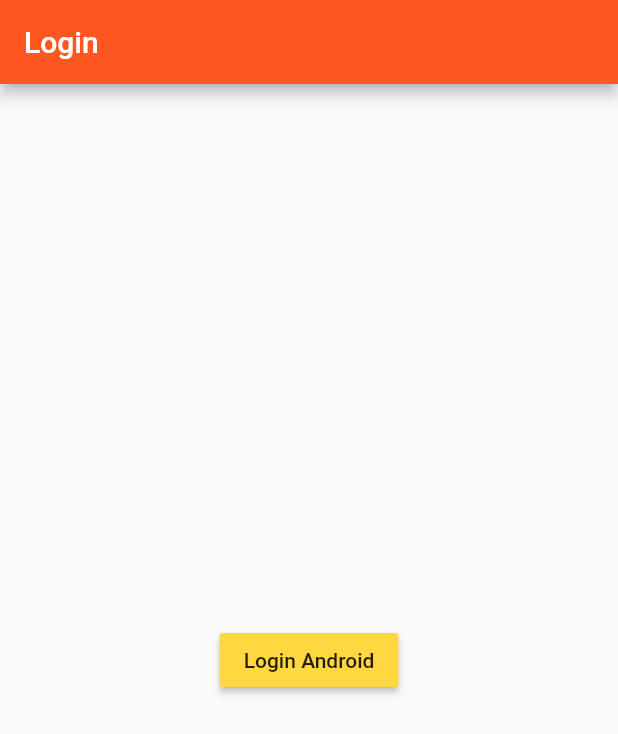
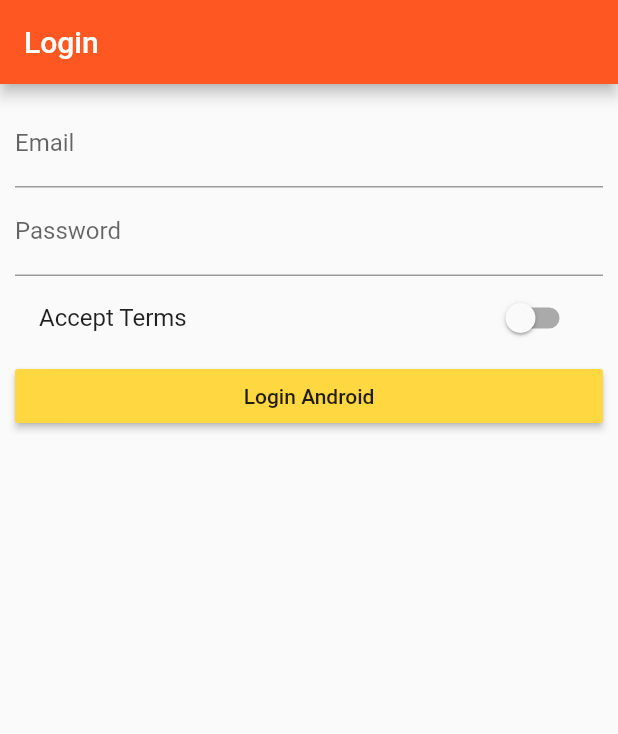
Before and after one commit to PratikVishwakarma/FlutterWeb, a Flutter app: the screen it shows after launch, on a phone screen of 412 x 824 dp. Shown: the top 734 px of the screen. Run offline on Flutter 3.47's test engine with Material 2 defaults, Android fonts, the light colour scheme and no system bars.

Commit message:
responsive list for web

```diff
--- a/lib/main.dart
+++ b/lib/main.dart
@@ -21,7 +21,7 @@ class MyApp extends StatefulWidget {
 }
 
 class _MyAppState extends State<MyApp> {
-  final List<Map<String, String>> _products = [];
+  final List<Map<String, dynamic>> _products = [];
 
   @override
   Widget build(BuildContext context) {
@@ -34,18 +34,14 @@ class _MyAppState extends State<MyApp> {
           primarySwatch: Colors.deepOrange,
           accentColor: Colors.deepPurple),
       routes: {
-        Constant.NAVIGATION_ADMIN: (context) => ProductsAdminPage(),
-        Constant.NAVIGATION_PRODUCTS: (context) =>
-            ProductsPage(_products, _addProduct, _actionOnItem),
+        Constant.NAVIGATION_ADMIN: (context) => ProductsAdminPage(_addProduct),
+        Constant.NAVIGATION_PRODUCTS: (context) => ProductsPage(_products, _actionOnItem),
       },
       onGenerateRoute: (RouteSettings setting) {
         var pathElements = setting.name.split("/");
-        print("0");
         if (pathElements[0] != "") return null;
-        print("1");
         if (pathElements[1] == Constant.NAVIGATION_PRODUCTS_DETAILS) {
           var index = int.parse(pathElements[2]);
-          print("product is : " + index.toString());
           return MaterialPageRoute<bool>(
               builder: (context) => ProductDetail(_products[index]));
         }
@@ -54,13 +50,13 @@ class _MyAppState extends State<MyApp> {
       onUnknownRoute: (RouteSettings settings) {
         return MaterialPageRoute<bool>(
             builder: (context) =>
-                ProductsPage(_products, _addProduct, _deleteProduct));
+                ProductsPage(_products, _actionOnItem));
       },
       home: AuthPage(),
     );
   }
 
-  void _addProduct(Map<String, String> product) {
+  void _addProduct(Map<String, dynamic> product) {
 //    we can also add product to list first and then call setState
 //    _products.add(product);
     setState(() {
--- a/lib/pages/auth.dart
+++ b/lib/pages/auth.dart
@@ -4,26 +4,78 @@ import 'package:flutter/foundation.dart';
 import 'package:flutter/material.dart';
 import '../constant.dart';
 
-class AuthPage extends StatelessWidget {
+class AuthPage extends StatefulWidget {
+  @override
+  State<StatefulWidget> createState() {
+    return _AuthPage();
+  }
+}
+
+class _AuthPage extends State<AuthPage> {
+  String _email;
+  String _password;
+  bool _acceptTerms = false;
+
   @override
   Widget build(BuildContext context) {
+    double width = MediaQuery.of(context).size.width;
+    if (kIsWeb)
+      width = width / 3;
     return Scaffold(
       appBar: AppBar(
         title: Text("Login"),
       ),
       body: Center(
-          child: RaisedButton(
-        onPressed: () {
-          Navigator.pushReplacementNamed(context, Constant.NAVIGATION_PRODUCTS);
-        },
-        child: returnButton(),
-      )),
+        child: Container(
+          width: width,
+          margin: EdgeInsets.all(10.0),
+          child: ListView(
+            children: <Widget>[
+              TextField(
+                decoration: InputDecoration(labelText: "Email"),
+                keyboardType: TextInputType.emailAddress,
+                onChanged: (String value) {
+                  setState(() {
+                    _email = value;
+                  });
+                },
+              ),
+              TextField(
+                decoration: InputDecoration(labelText: "Password"),
+                keyboardType: TextInputType.visiblePassword,
+                onChanged: (String value) {
+                  setState(() {
+                    _password = value;
+                  });
+                },
+              ),
+              SwitchListTile(
+                title: Text("Accept Terms"),
+                onChanged: (bool value) {
+                  setState(() {
+                    _acceptTerms = value;
+                  });
+                },
+                value: _acceptTerms,
+              ),
+              RaisedButton(
+                onPressed: () {
+                  Navigator.pushReplacementNamed(
+                      context, Constant.NAVIGATION_PRODUCTS);
+                },
+                child: returnButton(),
+              ),
+            ],
+          ),
+        ),
+      ),
     );
   }
 
   Widget returnButton() {
     try {
-      if(kIsWeb) return Text("Login Web");
+      if (kIsWeb)
+        return Text("Login Web");
       else {
         if (Platform.isIOS) return Text("Login IOS");
         if (Platform.isAndroid)
--- a/lib/pages/products_admin.dart
+++ b/lib/pages/products_admin.dart
@@ -1,11 +1,13 @@
 import 'package:flutter/cupertino.dart';
 import 'package:flutter/material.dart';
-import 'package:flutter_app/pages/products_page.dart';
+
 import '../constant.dart';
 import 'product_create.dart';
 import 'product_list.dart';
 
 class ProductsAdminPage extends StatelessWidget {
+  final Function addProduct;
+  ProductsAdminPage(this.addProduct);
   @override
   Widget build(BuildContext context) {
     return DefaultTabController(
@@ -41,7 +43,7 @@ class ProductsAdminPage extends StatelessWidget {
         ),
         body: TabBarView(
           children: <Widget>[
-            ProductCreatePage(),
+            ProductCreatePage(addProduct),
             ProductListPage()
           ],
         ),
--- a/lib/product/product_detail.dart
+++ b/lib/product/product_detail.dart
@@ -24,6 +24,7 @@ class ProductDetail extends StatelessWidget {
             children: <Widget>[
               Image.asset(product["image"]),
               Constant().text16(product["title"]),
+              Constant().text16(product["description"]),
               RaisedButton(
                 onPressed: () => Navigator.pop(context),
                 child: Text("Go Back"),
--- a/lib/product/products.dart
+++ b/lib/product/products.dart
@@ -3,7 +3,7 @@ import 'package:flutter/material.dart';
 import '../constant.dart';
 
 class Products extends StatelessWidget {
-  final List<Map<String, String>> products;
+  final List<Map<String, dynamic>> products;
   final Function actionOnItem;
 
   Products(this.products, this.actionOnItem);
@@ -60,11 +60,12 @@ class Products extends StatelessWidget {
                                 "/" +
                                 index.toString())
                         .then((bool value) {
-                      if (value != null) actionOnItem("image", index);
+                      if (value != null) actionOnItem("Remove", index);
                     });
                   },
                   child: Image.asset("assets/food.jpg")),
               Constant().text16(products[index]["title"]),
+              Constant().text16(products[index]["description"]),
               ButtonBar(
                 alignment: MainAxisAlignment.center,
                 children: <Widget>[
```
Also changed, not shown: lib/pages/product_create.dart (+38 -16 lines), lib/pages/products_page.dart (+4 -4 lines), lib/product/product_manager.dart (+3 -5 lines).
